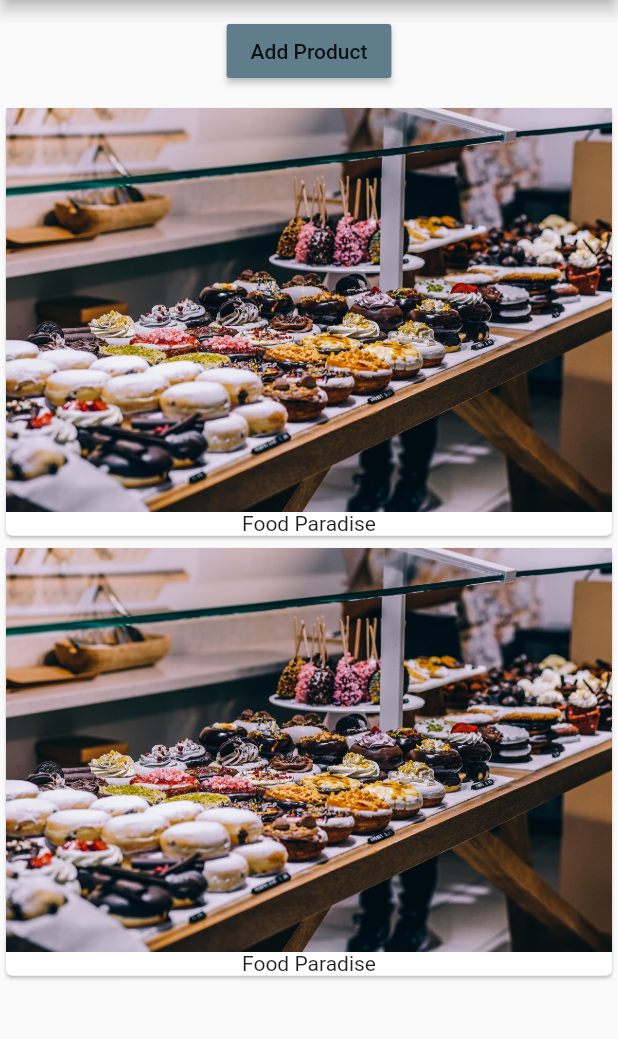
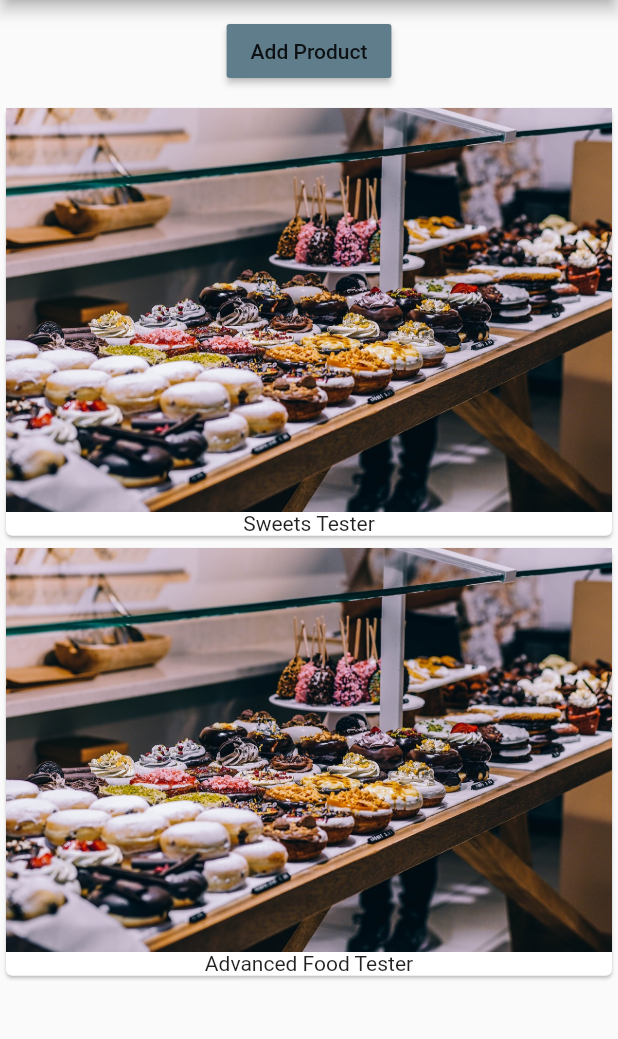
Before and after one commit to sahilmob/flutter-easy-list, a Flutter app: the screen it shows after launch, after a tap on "Add Product", on a phone screen of 412 x 824 dp, the part 84-1123 px from its top. Run offline on Flutter 3.47's test engine with Material 2 defaults, Android fonts, the phone set to English and light mode, and no system bars.

Commit message:
init products

```diff
--- a/lib/main.dart
+++ b/lib/main.dart
@@ -16,7 +16,7 @@ class MyApp extends StatelessWidget {
           appBar: AppBar(
             title: Text('EasyList'),
           ),
-          body: ProductManager('Food Tester')),
+          body: ProductManager()),
     );
   }
 }
--- a/lib/product_manager.dart
+++ b/lib/product_manager.dart
@@ -4,7 +4,7 @@ import "./products.dart";
 
 class ProductManager extends StatefulWidget {
   final String startingProduct;
-  ProductManager(this.startingProduct);
+  ProductManager({this.startingProduct = 'Sweets Tester'});
 
   @override
   State<StatefulWidget> createState() {
--- a/lib/products.dart
+++ b/lib/products.dart
@@ -3,7 +3,7 @@ import "package:flutter/material.dart";
 class Products extends StatelessWidget {
   final List<String> products;
 
-  Products(this.products);
+  Products([this.products = const []]);
 
   @override
   Widget build(BuildContext context) {
@@ -12,10 +12,7 @@ class Products extends StatelessWidget {
         children: products
             .map((p) => Card(
                   child: Column(
-                    children: <Widget>[
-                      Image.asset('assets/food.jpg'),
-                      Text('Food Paradise')
-                    ],
+                    children: <Widget>[Image.asset('assets/food.jpg'), Text(p)],
                   ),
                 ))
             .toList());
```
